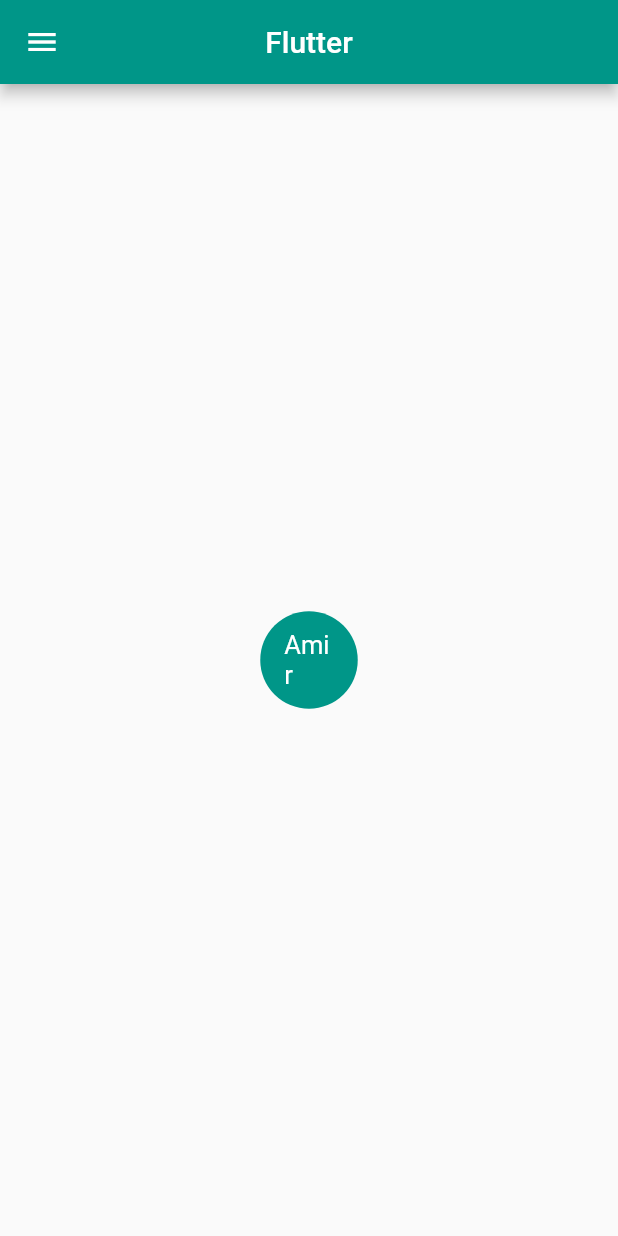
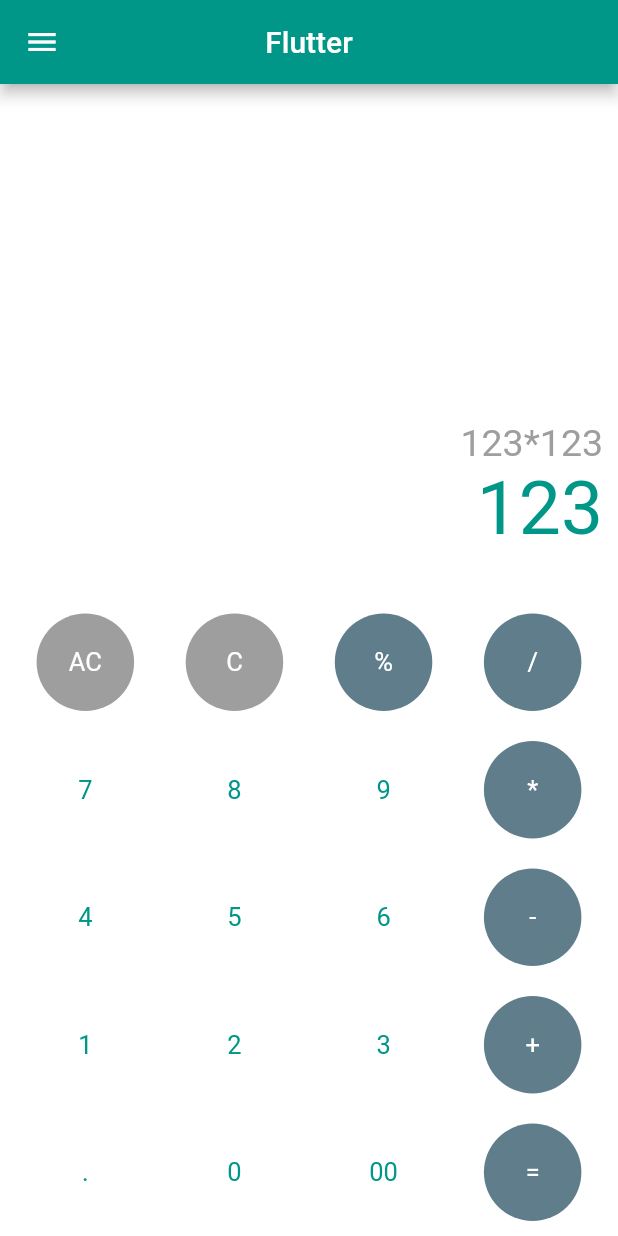
Before and after one commit to BlackIQ/flulator, a Flutter app: the screen it shows after launch, on a phone screen of 412 x 824 dp. Run offline on Flutter 3.47's test engine with Material 2 defaults, Android fonts, the phone set to English and light mode, and no system bars; our stand-ins replace google_fonts; Roboto replaces fonts that are missing (Boogaloo).

Commit message:
Add texts

```diff
--- a/lib/app/flulator.dart
+++ b/lib/app/flulator.dart
@@ -7,6 +7,7 @@ class Flulator extends StatelessWidget {
   @override
   Widget build(BuildContext context) {
     return Scaffold(
+      backgroundColor: Colors.white,
       drawer: FluDrawer(),
       appBar: AppBar(
         title: Text(
@@ -15,12 +16,158 @@ class Flulator extends StatelessWidget {
         ),
         centerTitle: true,
       ),
-      body: Center(
-        child: FluButton(
-          text: 'Amir',
-          fillColor: Colors.teal,
-          textColor: Colors.white,
-        ),
+      body: Column(
+        mainAxisAlignment: MainAxisAlignment.end,
+        children: <Widget>[
+          Container(
+            padding: EdgeInsets.only(right: 10),
+            child: Text(
+              '123*123',
+              style: GoogleFonts.boogaloo(
+                fontSize: 25,
+                color: Colors.grey,
+              ),
+            ),
+            alignment: Alignment(1, 1),
+          ),
+          Container(
+            padding: EdgeInsets.only(right: 10),
+            child: Text(
+              '123',
+              style: GoogleFonts.boogaloo(
+                fontSize: 50,
+                color: Colors.teal,
+              ),
+            ),
+            alignment: Alignment(1, 1),
+          ),
+          SizedBox(height: 30),
+          Row(
+            mainAxisAlignment: MainAxisAlignment.spaceEvenly,
+            children: <Widget>[
+              FluButton(
+                text: 'AC',
+                fillColor: Colors.grey,
+                textColor: Colors.white,
+              ),
+              FluButton(
+                text: 'C',
+                fillColor: Colors.grey,
+                textColor: Colors.white,
+              ),
+              FluButton(
+                text: '%',
+                fillColor: Colors.blueGrey,
+                textColor: Colors.white,
+              ),
+              FluButton(
+                text: '/',
+                fillColor: Colors.blueGrey,
+                textColor: Colors.white,
+              )
+            ],
+          ),
+          Row(
+            mainAxisAlignment: MainAxisAlignment.spaceEvenly,
+            children: <Widget>[
+              FluButton(
+                text: '7',
+                fillColor: Colors.white,
+                textColor: Colors.teal,
+              ),
+              FluButton(
+                text: '8',
+                fillColor: Colors.white,
+                textColor: Colors.teal,
+              ),
+              FluButton(
+                text: '9',
+                fillColor: Colors.white,
+                textColor: Colors.teal,
+              ),
+              FluButton(
+                text: '*',
+                fillColor: Colors.blueGrey,
+                textColor: Colors.white,
+              )
+            ],
+          ),
+          Row(
+            mainAxisAlignment: MainAxisAlignment.spaceEvenly,
+            children: <Widget>[
+              FluButton(
+                text: '4',
+                fillColor: Colors.white,
+                textColor: Colors.teal,
+              ),
+              FluButton(
+                text: '5',
+                fillColor: Colors.white,
+                textColor: Colors.teal,
+              ),
+              FluButton(
+                text: '6',
+                fillColor: Colors.white,
+                textColor: Colors.teal,
+              ),
+              FluButton(
+                text: '-',
+                fillColor: Colors.blueGrey,
+                textColor: Colors.white,
+              )
+            ],
+          ),
+          Row(
+            mainAxisAlignment: MainAxisAlignment.spaceEvenly,
+            children: <Widget>[
+              FluButton(
+                text: '1',
+                fillColor: Colors.white,
+                textColor: Colors.teal,
+              ),
+              FluButton(
+                text: '2',
+                fillColor: Colors.white,
+                textColor: Colors.teal,
+              ),
+              FluButton(
+                text: '3',
+                fillColor: Colors.white,
+                textColor: Colors.teal,
+              ),
+              FluButton(
+                text: '+',
+                fillColor: Colors.blueGrey,
+                textColor: Colors.white,
+              )
+            ],
+          ),
+          Row(
+            mainAxisAlignment: MainAxisAlignment.spaceEvenly,
+            children: <Widget>[
+              FluButton(
+                text: '.',
+                fillColor: Colors.white,
+                textColor: Colors.teal,
+              ),
+              FluButton(
+                text: '0',
+                fillColor: Colors.white,
+                textColor: Colors.teal,
+              ),
+              FluButton(
+                text: '00',
+                fillColor: Colors.white,
+                textColor: Colors.teal,
+              ),
+              FluButton(
+                text: '=',
+                fillColor: Colors.blueGrey,
+                textColor: Colors.white,
+              )
+            ],
+          ),
+        ],
       ),
     );
   }
```
